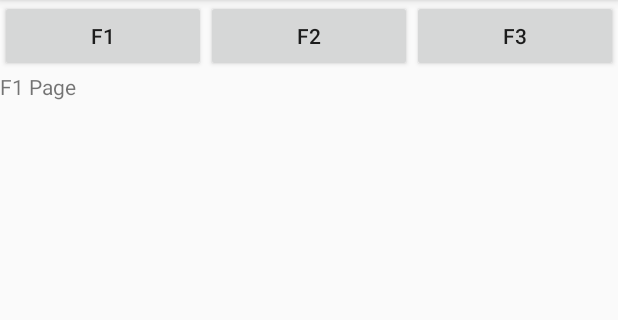
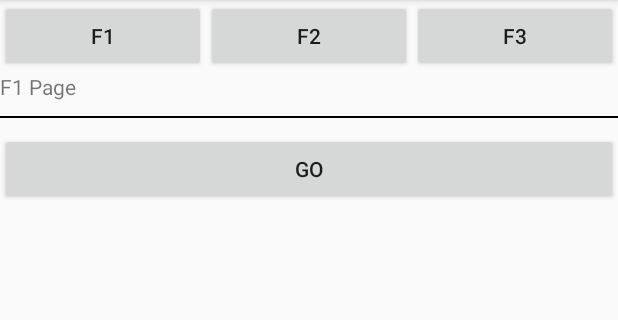
Before and after one commit to bradchao/TCCA_Android_FTest, an Android app: the screen it shows after launch (MainActivity), on a phone screen of 412 x 824 dp, the part 84-404 px from its top. Run offline under Robolectric (Android 15) with nearby library versions, the phone set to English and light mode, and no system bars.

Commit message:
2020090503

```diff
--- a/app/src/main/java/tw/org/tcca/apps/ftest/F1Fragment.java
+++ b/app/src/main/java/tw/org/tcca/apps/ftest/F1Fragment.java
@@ -4,15 +4,35 @@ import android.os.Bundle;
 
 import androidx.fragment.app.Fragment;
 
+import android.util.Log;
 import android.view.LayoutInflater;
 import android.view.View;
 import android.view.ViewGroup;
+import android.widget.Button;
+import android.widget.TextView;
 
 public class F1Fragment extends Fragment {
+    private Button btn;
+    private TextView tv;
+    private View mainView;
+
     @Override
     public View onCreateView(LayoutInflater inflater, ViewGroup container,
                              Bundle savedInstanceState) {
-        // Inflate the layout for this fragment
-        return inflater.inflate(R.layout.fragment_f1, container, false);
+        mainView = inflater.inflate(R.layout.fragment_f1, container, false);
+        btn = mainView.findViewById(R.id.f1_btn);
+        tv = mainView.findViewById(R.id.lotto);
+        btn.setOnClickListener(new View.OnClickListener() {
+            @Override
+            public void onClick(View view) {
+                createLotto();
+            }
+        });
+
+        return mainView;
+    }
+
+    private void createLotto(){
+        tv.setText("" + (int)(Math.random()*49+1));
     }
 }
--- a/app/src/main/java/tw/org/tcca/apps/ftest/MainActivity.java
+++ b/app/src/main/java/tw/org/tcca/apps/ftest/MainActivity.java
@@ -5,6 +5,7 @@ import androidx.fragment.app.FragmentManager;
 import androidx.fragment.app.FragmentTransaction;
 
 import android.os.Bundle;
+import android.util.Log;
 import android.view.View;
 
 public class MainActivity extends AppCompatActivity {
--- a/app/src/main/res/layout/fragment_f1.xml
+++ b/app/src/main/res/layout/fragment_f1.xml
@@ -12,5 +12,23 @@
         android:layout_width="match_parent"
         android:layout_height="wrap_content"
         android:text="F1 Page" />
+    <View
+        android:layout_width="match_parent"
+        android:layout_height="1dp"
+        android:background="#000"
+        android:layout_marginVertical="10dp"
+        />
+    <Button
+        android:id="@+id/f1_btn"
+        android:layout_width="match_parent"
+        android:layout_height="wrap_content"
+        android:text="Go"
+        />
+    <TextView
+        android:id="@+id/lotto"
+        android:layout_width="wrap_content"
+        android:layout_height="wrap_content"
+        android:textSize="24sp"
+        />
 
 </LinearLayout>
```
